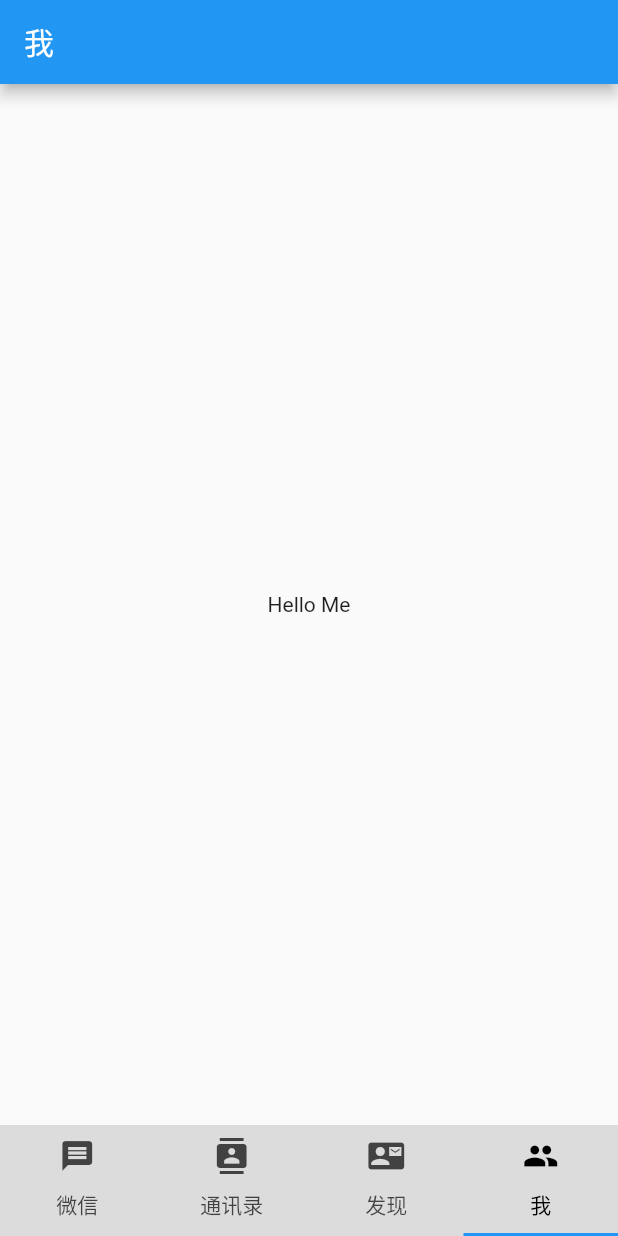
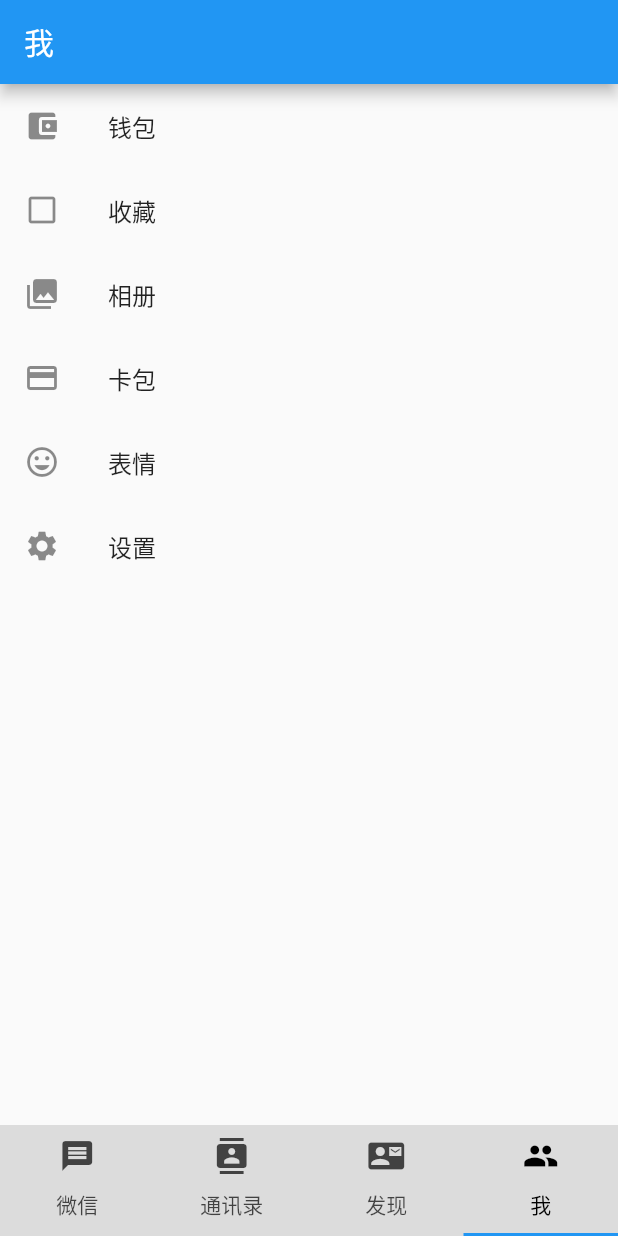
Before and after one commit to KeithLier/flutter_demo, a Flutter app: the screen it shows after launch, item 4 of the bottom bar chosen, on a phone screen of 412 x 824 dp. Run offline on Flutter 3.47's test engine with Material 2 defaults, Android fonts, the phone set to English and light mode, and no system bars.

Commit message:
list view

```diff
--- a/lib/me.dart
+++ b/lib/me.dart
@@ -19,8 +19,46 @@ class AppMeState extends State<AppMe> {
         appBar: new AppBar(
           title: new Text("我"),
         ),
-        body: new Center(
-          child: new Text("Hello Me"),
+        body: new ListView(
+          children: <Widget>[
+            new ListTile(
+              leading: new Icon(
+                Icons.account_balance_wallet,
+              ),
+              title: new Text("钱包"),
+            ),
+            new ListTile(
+              leading: new Icon(
+                Icons.check_box_outline_blank,
+              ),
+              title: new Text("收藏"),
+            ),
+            new ListTile(
+              leading: new Icon(
+                Icons.photo_library,
+              ),
+              title: new Text("相册"),
+            ),
+            new ListTile(
+              leading: new Icon(
+                Icons.credit_card,
+              ),
+              title: new Text("卡包"),
+            ),
+            new ListTile(
+              leading: new Icon(
+                Icons.tag_faces,
+              ),
+              title: new Text("表情"),
+            ),
+            new ListTile(
+              leading: new Icon(
+                Icons.settings,
+              ),
+              title: new Text("设置"),
+            ),
+          ],
+
         ),
       ),
     );
```
